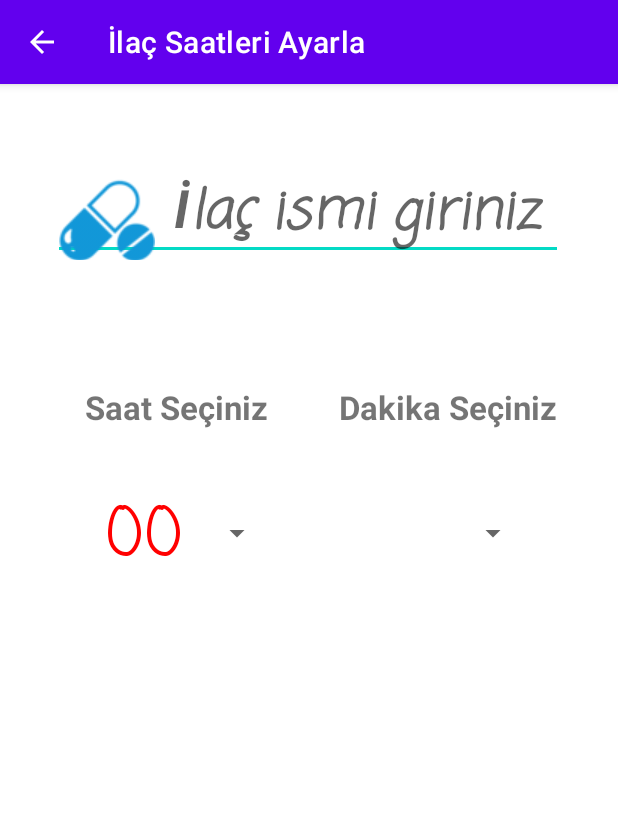
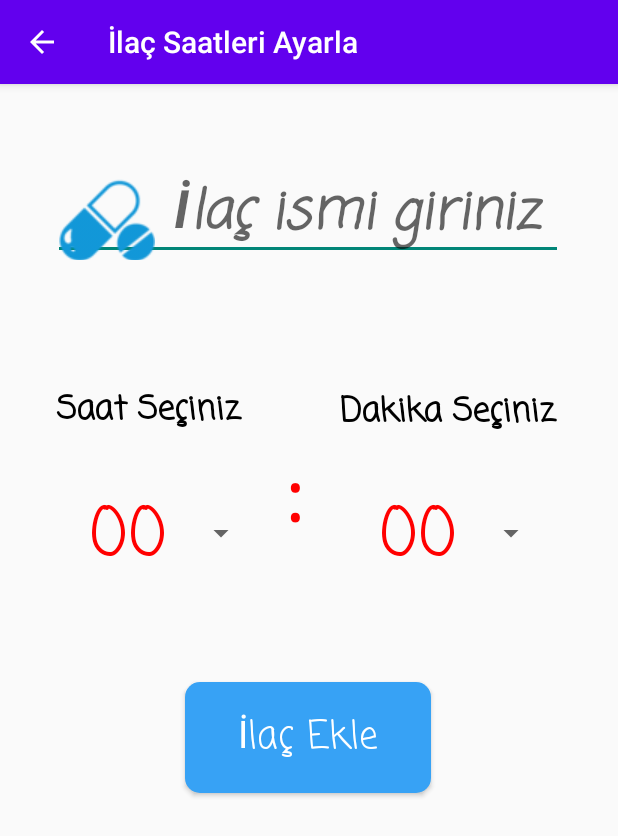
Before and after one commit to CSS17/Parkinson-and-Tai-Chi, an Android app: the Medicine screen opened directly, with no data from a screen before it, on a phone screen of 412 x 824 dp. Shown: the top 836 px of the screen. Run offline under Robolectric (Android 15) with nearby library versions, the phone set to English and light mode, and no system bars; Roboto replaces fonts that are not available here.

Commit message:
* Database and drug table created * MedicineModel class was created and added to the database with the help of this class. * Added drug name, hour and minute to the database * When you click the add button, information about the drug is received. * Button customization and color problem solved * The interface of the medicine section has been slightly adjusted

```diff
--- a/app/src/main/java/com/example/parkinsonvethaichi/Medicine.kt
+++ b/app/src/main/java/com/example/parkinsonvethaichi/Medicine.kt
@@ -1,20 +1,20 @@
 package com.example.parkinsonvethaichi
 
+import android.os.Bundle
+import android.util.Log
+import android.view.View
+import android.view.View.OnFocusChangeListener
+import android.widget.*
 import androidx.appcompat.app.AppCompatActivity
-import android.os.Bundle
-import android.view.View
-import android.view.accessibility.AccessibilityManager.TouchExplorationStateChangeListener
-import android.widget.AdapterView
-import android.widget.ArrayAdapter
-import android.widget.Spinner
-import android.widget.TextView
-import android.widget.Toast
-import androidx.core.view.size
 
 class Medicine : AppCompatActivity() {
 
+    private lateinit var sqLiteHelper : SQLiteHelper
     val hours = arrayOf("00","01","02","03","04","05","06","07","08","09","10","11","12","13","14","15","16","17","18","19","20","21","22","23")
-    val munites= arrayOf("00","01","02","03","04","05","06","07","08","09","10","11","12","13","14","15","16","17","18","19","20","21","22","23","24","25","26","27","28","29","30","31","32","33","34","35","36","37","38","39","40","41","42","43","44","45","46","47","48","49","50","51","52","53","54","55","56","57","58","59")
+    val minutes= arrayOf("00","01","02","03","04","05","06","07","08","09","10","11","12","13","14","15","16","17","18","19","20","21","22","23","24","25","26","27","28","29","30","31","32","33","34","35","36","37","38","39","40","41","42","43","44","45","46","47","48","49","50","51","52","53","54","55","56","57","58","59")
+    var medicine_hour = ""
+    var medicine_minute = ""
+    var medicine_name = ""
 
 
     override fun onCreate(savedInstanceState: Bundle?) {
@@ -22,7 +22,14 @@ class Medicine : AppCompatActivity() {
         setContentView(R.layout.activity_medicine)
         var actionBar=supportActionBar
         actionBar?.title="İlaç Saatleri Ayarla"
+        sqLiteHelper = SQLiteHelper(this)
+        hourselect()
+        minuteselect()
 
+
+    }
+
+    fun hourselect(){
         val hourspinner = findViewById<Spinner>(R.id.saatsec)
 
         val hourarrayAdapter= ArrayAdapter<String>(this,R.layout.spinner_item,hours)
@@ -30,14 +37,77 @@ class Medicine : AppCompatActivity() {
 
         hourspinner.onItemSelectedListener = object : AdapterView.OnItemSelectedListener{
             override fun onItemSelected(p0: AdapterView<*>?, p1: View?, p2: Int, p3: Long) {
-
+                Toast.makeText(applicationContext,"Seçilen Saat: "+ hours[p2],Toast.LENGTH_SHORT).show()
+                medicine_hour = hours[p2]
             }
             override fun onNothingSelected(p0: AdapterView<*>?) {
                 TODO("Not yet implemented")
             }
 
         }
+    }
+    fun minuteselect(){
+        val minutespinner = findViewById<Spinner>(R.id.dakikasec)
+
+        val minutearrayAdapter= ArrayAdapter<String>(this,R.layout.spinner_item,minutes)
+        minutespinner.adapter = minutearrayAdapter
+
+        minutespinner.onItemSelectedListener = object : AdapterView.OnItemSelectedListener{
+            override fun onItemSelected(p0: AdapterView<*>?, p1: View?, p2: Int, p3: Long) {
+                Toast.makeText(applicationContext,"Seçilen Dakika: "+ minutes[p2],Toast.LENGTH_SHORT).show()
+                medicine_minute = minutes[p2]
+            }
+            override fun onNothingSelected(p0: AdapterView<*>?) {
+                TODO("Not yet implemented")
+            }
+
+        }
+    }
+
+    fun addmedicine(view: View) {
+        val medicinename= findViewById<EditText>(R.id.MedicineName)
+        val minutespinner = findViewById<Spinner>(R.id.dakikasec)
+        val hourspinner = findViewById<Spinner>(R.id.saatsec)
+        medicine_name = medicinename.text.toString()
+        if(medicine_name.isEmpty()||medicine_hour.isEmpty() || medicine_minute.isEmpty())
+        {
+            Toast.makeText(this,"Lütfen boş alan bırakmayınız",Toast.LENGTH_SHORT).show()
+        }
+        else{
+            val mdc = MedicineModel(medicine_name = medicine_name, medicine_hour = medicine_hour, medicine_minute = medicine_minute)
+            val status = sqLiteHelper.instertMedicine(mdc)
+            if(status > -1){
+                Toast.makeText(this,"İlaç Eklendi...",Toast.LENGTH_SHORT).show()
+                medicinename.setText(" ")
+                minutespinner.setSelection(0)
+                hourspinner.setSelection(0)
+            }
+            else{
+                Toast.makeText(this,"İlaç Eklenemedi",Toast.LENGTH_SHORT).show()
+            }
+        }
+
+
+
+
 
     }
 
+    fun write_medicine(view: View) {
+        val medicinename = findViewById<EditText>(R.id.MedicineName)
+        medicinename.setOnFocusChangeListener(OnFocusChangeListener { v, hasFocus ->
+            if (hasFocus) {
+                medicinename.setHint("")
+            } else {
+                medicinename.setHint("Your hint")
+            }
+        })
+
+
+
+
+
+    }
+
+
 }
--- /dev/null
+++ b/app/src/main/res/drawable/custom_button.xml
@@ -0,0 +1,7 @@
+<?xml version="1.0" encoding="utf-8"?>
+<shape xmlns:android="http://schemas.android.com/apk/res/android" android:shape="rectangle">
+ <solid android:color="#37A2F5"/>
+    <corners android:radius="10dp"/>
+
+
+</shape>
--- a/app/src/main/res/layout/activity_medicine.xml
+++ b/app/src/main/res/layout/activity_medicine.xml
@@ -13,14 +13,16 @@
         android:id="@+id/Saat"
         android:layout_width="166dp"
         android:layout_height="34dp"
+        android:fontFamily="casual"
         android:onClick="ClickedHour"
         android:text="Saat Seçiniz"
         android:textAlignment="center"
+        android:textColor="@color/black"
         android:textSize="22dp"
         android:textStyle="bold"
         app:layout_constraintBottom_toBottomOf="parent"
         app:layout_constraintEnd_toEndOf="parent"
-        app:layout_constraintHorizontal_bias="0.142"
+        app:layout_constraintHorizontal_bias="0.065"
         app:layout_constraintStart_toStartOf="parent"
         app:layout_constraintTop_toBottomOf="@+id/MedicineName"
         app:layout_constraintVertical_bias="0.135" />
@@ -31,7 +33,7 @@
         android:layout_height="73dp"
         app:layout_constraintBottom_toBottomOf="parent"
         app:layout_constraintEnd_toEndOf="parent"
-        app:layout_constraintHorizontal_bias="0.795"
+        app:layout_constraintHorizontal_bias="0.836"
         app:layout_constraintStart_toStartOf="parent"
         app:layout_constraintTop_toBottomOf="@+id/MedicineName"
         app:layout_constraintVertical_bias="0.252" />
@@ -40,16 +42,18 @@
         android:id="@+id/Dakika"
         android:layout_width="171dp"
         android:layout_height="33dp"
+        android:fontFamily="casual"
         android:text="Dakika Seçiniz"
         android:textAlignment="center"
+        android:textColor="@color/black"
         android:textSize="22dp"
         android:textStyle="bold"
         app:layout_constraintBottom_toBottomOf="parent"
         app:layout_constraintEnd_toEndOf="parent"
-        app:layout_constraintHorizontal_bias="0.887"
+        app:layout_constraintHorizontal_bias="0.883"
         app:layout_constraintStart_toStartOf="parent"
         app:layout_constraintTop_toBottomOf="@+id/MedicineName"
-        app:layout_constraintVertical_bias="0.135" />
+        app:layout_constraintVertical_bias="0.137" />
 
     <Spinner
         android:id="@+id/saatsec"
@@ -57,7 +61,7 @@
         android:layout_height="73dp"
         app:layout_constraintBottom_toBottomOf="parent"
         app:layout_constraintEnd_toEndOf="parent"
-        app:layout_constraintHorizontal_bias="0.204"
+        app:layout_constraintHorizontal_bias="0.166"
         app:layout_constraintStart_toStartOf="parent"
         app:layout_constraintTop_toBottomOf="@+id/MedicineName"
         app:layout_constraintVertical_bias="0.252" />
@@ -70,7 +74,7 @@
         android:ems="10"
         android:paddingBottom="2dp"
         android:fontFamily="casual"
-
+        android:onClick="write_medicine"
         android:hint="İlaç ismi giriniz"
         android:inputType="textPersonName"
         android:textAlignment="center"
@@ -82,7 +86,43 @@
         app:layout_constraintHorizontal_bias="0.492"
         app:layout_constraintStart_toStartOf="parent"
         app:layout_constraintTop_toTopOf="parent"
-        app:layout_constraintVertical_bias="0.068" />
+        app:layout_constraintVertical_bias="0.068"
+        tools:ignore="UsingOnClickInXml" />
+
+    <TextView
+        android:id="@+id/textView3"
+        android:layout_width="30dp"
+        android:layout_height="92dp"
+        android:layout_marginTop="124dp"
+        android:fontFamily="serif"
+        android:text=":"
+        android:textAlignment="center"
+        android:textColor="#FF0000"
+        android:textSize="48sp"
+        app:layout_constraintEnd_toEndOf="parent"
+        app:layout_constraintHorizontal_bias="0.477"
+        app:layout_constraintStart_toStartOf="parent"
+        app:layout_constraintTop_toBottomOf="@+id/MedicineName" />
+
+    <Button
+        android:id="@+id/button"
+        android:layout_width="164dp"
+        android:layout_height="74dp"
+        android:background="@drawable/custom_button"
+        android:fontFamily="casual"
+        android:onClick="addmedicine"
+        android:text="İlaç Ekle"
+        android:textAllCaps="false"
+        android:textColor="#FFFFFF"
+        android:textSize="25sp"
+        app:layout_constraintBottom_toBottomOf="parent"
+        app:layout_constraintEnd_toEndOf="parent"
+        app:layout_constraintHorizontal_bias="0.497"
+        app:layout_constraintStart_toStartOf="parent"
+        app:layout_constraintTop_toBottomOf="@+id/MedicineName"
+
+        app:layout_constraintVertical_bias="0.488"
+        tools:ignore="UsingOnClickInXml" />
 
 
 </androidx.constraintlayout.widget.ConstraintLayout>
--- a/app/src/main/res/layout/spinner_item.xml
+++ b/app/src/main/res/layout/spinner_item.xml
@@ -1,6 +1,6 @@
 <?xml version="1.0" encoding="utf-8"?>
 <TextView
-    xmlns:android="http://schemas.android.com/apk/res/android"
+   xmlns:android="http://schemas.android.com/apk/res/android"
     android:layout_width="match_parent"
     android:layout_height="wrap_content"
     android:textSize="45dp"
--- a/app/src/main/res/values/themes.xml
+++ b/app/src/main/res/values/themes.xml
@@ -1,6 +1,6 @@
-<resources xmlns:tools="http://schemas.android.com/tools">
+    <resources xmlns:tools="http://schemas.android.com/tools">
     <!-- Base application theme. -->
-    <style name="Theme.ParkinsonVeThaiChi" parent="Theme.MaterialComponents.DayNight.DarkActionBar">
+    <style name="Theme.ParkinsonVeThaiChi" parent="Theme.AppCompat.DayNight.DarkActionBar">
         <!-- Primary brand color. -->
         <item name="colorPrimary">@color/purple_500</item>
         <item name="colorPrimaryVariant">@color/splash_screen_background</item>
```
Also changed, not shown: app/src/main/java/com/example/parkinsonvethaichi/MedicineModel.kt (added, +14 -0 lines), app/src/main/java/com/example/parkinsonvethaichi/SQLiteHelper.kt (added, +88 -0 lines), app/src/main/res/drawable/medicineicon9.png.
